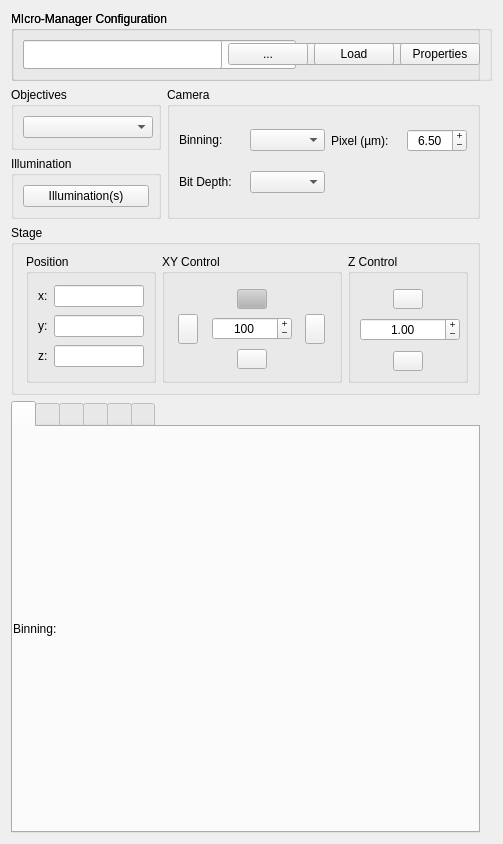
First picture: the form in micromanager_gui/_ui/micromanager_gui.ui, repository fdrgsp/napari-micromanager, before the edit.
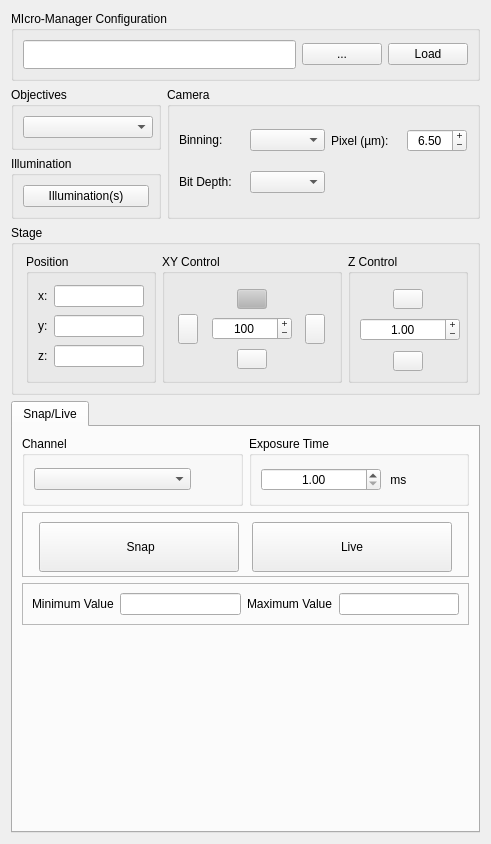
Second picture: the form after the edit.

Commit message: Revert "+ prop browser"

Diff of the .ui file:
```diff
--- a/micromanager_gui/_ui/micromanager_gui.ui
+++ b/micromanager_gui/_ui/micromanager_gui.ui
@@ -736,186 +736,274 @@
      <property name="currentIndex">
       <number>0</number>
      </property>
-     <layout class="QGridLayout" name="gridLayout_6">
+     <widget class="QWidget" name="snap_live_tab">
+      <property name="enabled">
+       <bool>true</bool>
+      </property>
+      <attribute name="title">
+       <string>Snap/Live</string>
+      </attribute>
+      <layout class="QGridLayout" name="gridLayout_13">
+       <item row="1" column="0" colspan="2">
+        <widget class="QFrame" name="frame">
+         <property name="maximumSize">
+          <size>
+           <width>16777215</width>
+           <height>65</height>
+          </size>
+         </property>
+         <property name="frameShape">
+          <enum>QFrame::StyledPanel</enum>
+         </property>
+         <property name="frameShadow">
+          <enum>QFrame::Raised</enum>
+         </property>
+         <layout class="QGridLayout" name="gridLayout_10">
+          <item row="0" column="1">
+           <widget class="QPushButton" name="live_Button">
+            <property name="enabled">
+             <bool>true</bool>
+            </property>
+            <property name="minimumSize">
+             <size>
+              <width>200</width>
+              <height>50</height>
+             </size>
+            </property>
+            <property name="maximumSize">
+             <size>
+              <width>200</width>
+              <height>50</height>
+             </size>
+            </property>
+            <property name="text">
+             <string>Live</string>
+            </property>
+           </widget>
+          </item>
       <item row="0" column="0">
-       <widget class="QLabel" name="label_22">
+           <widget class="QPushButton" name="snap_Button">
+            <property name="enabled">
+             <bool>true</bool>
+            </property>
         <property name="sizePolicy">
-         <sizepolicy hsizetype="Preferred" vsizetype="Fixed">
+             <sizepolicy hsizetype="Minimum" vsizetype="Fixed">
           <horstretch>0</horstretch>
           <verstretch>0</verstretch>
          </sizepolicy>
         </property>
+            <property name="minimumSize">
+             <size>
+              <width>200</width>
+              <height>50</height>
+             </size>
+            </property>
         <property name="maximumSize">
          <size>
-          <width>65</width>
-          <height>16777215</height>
+              <width>200</width>
+              <height>50</height>
          </size>
         </property>
         <property name="text">
-         <string>Binning:</string>
+             <string> Snap</string>
         </property>
        </widget>
       </item>
-      <item row="0" column="1">
-       <widget class="QComboBox" name="bin_comboBox">
+         </layout>
+        </widget>
+       </item>
+       <item row="0" column="0">
+        <widget class="QGroupBox" name="snap_channel_groupBox">
         <property name="enabled">
          <bool>true</bool>
         </property>
-        <property name="sizePolicy">
-         <sizepolicy hsizetype="Expanding" vsizetype="Fixed">
-          <horstretch>0</horstretch>
-          <verstretch>0</verstretch>
-         </sizepolicy>
+         <property name="minimumSize">
+          <size>
+           <width>0</width>
+           <height>70</height>
+          </size>
         </property>
         <property name="maximumSize">
          <size>
-          <width>75</width>
+           <width>16777215</width>
+           <height>70</height>
+          </size>
+         </property>
+         <property name="title">
+          <string>Channel</string>
+         </property>
+         <layout class="QHBoxLayout" name="horizontalLayout_2">
+          <item>
+           <widget class="QComboBox" name="snap_channel_comboBox">
+            <property name="enabled">
+             <bool>true</bool>
+            </property>
+            <property name="maximumSize">
+             <size>
+              <width>16777215</width>
           <height>16777215</height>
          </size>
+            </property>
+           </widget>
+          </item>
+          <item>
+           <spacer name="horizontalSpacer">
+            <property name="orientation">
+             <enum>Qt::Horizontal</enum>
+            </property>
+            <property name="sizeType">
+             <enum>QSizePolicy::Fixed</enum>
+            </property>
+            <property name="sizeHint" stdset="0">
+             <size>
+              <width>40</width>
+              <height>20</height>
+             </size>
+            </property>
+           </spacer>
+          </item>
+         </layout>
+        </widget>
+       </item>
+       <item row="2" column="0" colspan="2">
+        <widget class="QFrame" name="frame_2">
+         <property name="maximumSize">
+          <size>
+           <width>16777215</width>
+           <height>50</height>
+          </size>
+         </property>
+         <property name="frameShape">
+          <enum>QFrame::StyledPanel</enum>
+         </property>
+         <property name="frameShadow">
+          <enum>QFrame::Raised</enum>
+         </property>
+         <layout class="QGridLayout" name="gridLayout_11">
+          <item row="0" column="0">
+           <widget class="QLabel" name="label_18">
+            <property name="enabled">
+             <bool>true</bool>
+            </property>
+            <property name="text">
+             <string>Minimum Value</string>
+            </property>
+           </widget>
+          </item>
+          <item row="0" column="1">
+           <widget class="QLineEdit" name="min_val_lineEdit">
+            <property name="readOnly">
+             <bool>true</bool>
         </property>
        </widget>
       </item>
       <item row="0" column="2">
-       <widget class="QLabel" name="label">
-        <property name="minimumSize">
-         <size>
-          <width>70</width>
-          <height>0</height>
-         </size>
-        </property>
-        <property name="maximumSize">
-         <size>
-          <width>70</width>
-          <height>16777215</height>
-         </size>
-        </property>
+           <widget class="QLabel" name="label_19">
         <property name="text">
-         <string>Pixel (µm):</string>
-        </property>
-       </widget>
-      </item>
-      <item row="1" column="1">
-       <widget class="QComboBox" name="bit_comboBox">
-        <property name="enabled">
-         <bool>true</bool>
-        </property>
-        <property name="sizePolicy">
-         <sizepolicy hsizetype="Expanding" vsizetype="Fixed">
-          <horstretch>0</horstretch>
-          <verstretch>0</verstretch>
-         </sizepolicy>
-        </property>
-        <property name="maximumSize">
-         <size>
-          <width>75</width>
-          <height>16777215</height>
-         </size>
-        </property>
-       </widget>
-      </item>
-      <item row="1" column="0">
-       <widget class="QLabel" name="label_6">
-        <property name="sizePolicy">
-         <sizepolicy hsizetype="Preferred" vsizetype="Fixed">
-          <horstretch>0</horstretch>
-          <verstretch>0</verstretch>
-         </sizepolicy>
-        </property>
-        <property name="maximumSize">
-         <size>
-          <width>65</width>
-          <height>16777215</height>
-         </size>
-        </property>
-        <property name="text">
-         <string>Bit Depth:</string>
+             <string>Maximum Value</string>
         </property>
        </widget>
       </item>
       <item row="0" column="3">
-       <widget class="QDoubleSpinBox" name="px_size_doubleSpinBox">
+           <widget class="QLineEdit" name="max_val_lineEdit">
+            <property name="readOnly">
+             <bool>true</bool>
+            </property>
+           </widget>
+          </item>
+         </layout>
+        </widget>
+       </item>
+       <item row="4" column="0">
+        <spacer name="verticalSpacer">
+         <property name="orientation">
+          <enum>Qt::Vertical</enum>
+         </property>
+         <property name="sizeHint" stdset="0">
+          <size>
+           <width>20</width>
+           <height>40</height>
+          </size>
+         </property>
+        </spacer>
+       </item>
+       <item row="0" column="1">
+        <widget class="QGroupBox" name="exp_groupBox">
+         <property name="enabled">
+          <bool>true</bool>
+         </property>
+         <property name="minimumSize">
+          <size>
+           <width>0</width>
+           <height>70</height>
+          </size>
+         </property>
         <property name="maximumSize">
          <size>
-          <width>60</width>
-          <height>16777215</height>
-         </size>
+           <width>16777215</width>
+           <height>70</height>
+          </size>
+         </property>
+         <property name="title">
+          <string>Exposure Time</string>
+         </property>
+         <layout class="QHBoxLayout" name="horizontalLayout_3">
+          <item>
+           <widget class="QDoubleSpinBox" name="exp_spinBox">
+            <property name="enabled">
+             <bool>true</bool>
         </property>
         <property name="alignment">
          <set>Qt::AlignCenter</set>
         </property>
-        <property name="buttonSymbols">
-         <enum>QAbstractSpinBox::PlusMinus</enum>
-        </property>
         <property name="minimum">
          <double>1.000000000000000</double>
         </property>
-        <property name="value">
-         <double>6.500000000000000</double>
+            <property name="maximum">
+             <double>100000.000000000000000</double>
         </property>
        </widget>
       </item>
-     </layout>
-    </widget>
-   </item>
-   <item row="0" column="0" colspan="3">
-    <widget class="QGroupBox" name="groupBox">
+          <item>
+           <widget class="QLabel" name="label_12">
+            <property name="minimumSize">
+             <size>
+              <width>30</width>
+              <height>0</height>
+             </size>
+            </property>
      <property name="maximumSize">
       <size>
-       <width>16777215</width>
-       <height>70</height>
-      </size>
-     </property>
-     <property name="title">
-      <string>MIcro-Manager Configuration</string>
-     </property>
-     <layout class="QGridLayout" name="gridLayout">
-      <item row="0" column="0">
-       <widget class="QLineEdit" name="cfg_LineEdit">
-        <property name="sizePolicy">
-         <sizepolicy hsizetype="Expanding" vsizetype="Expanding">
-          <horstretch>0</horstretch>
-          <verstretch>0</verstretch>
-         </sizepolicy>
-        </property>
-        <property name="readOnly">
-         <bool>true</bool>
-        </property>
-       </widget>
-      </item>
-      <item row="0" column="1">
-       <widget class="QPushButton" name="browse_cfg_Button">
-        <property name="sizePolicy">
-         <sizepolicy hsizetype="Fixed" vsizetype="Fixed">
-          <horstretch>0</horstretch>
-          <verstretch>0</verstretch>
-         </sizepolicy>
-        </property>
+              <width>30</width>
+              <height>16777215</height>
+             </size>
+            </property>
         <property name="text">
-         <string>...</string>
+             <string> ms</string>
         </property>
        </widget>
       </item>
-      <item row="0" column="2">
-       <widget class="QPushButton" name="load_cfg_Button">
-        <property name="sizePolicy">
-         <sizepolicy hsizetype="Fixed" vsizetype="Fixed">
-          <horstretch>0</horstretch>
-          <verstretch>0</verstretch>
-         </sizepolicy>
-        </property>
-        <property name="text">
-         <string>Load</string>
-        </property>
-       </widget>
-      </item>
-      <item row="0" column="3">
-       <widget class="QPushButton" name="props_Button">
-        <property name="text">
-         <string>Properties</string>
-        </property>
+          <item>
+           <spacer name="horizontalSpacer_2">
+            <property name="orientation">
+             <enum>Qt::Horizontal</enum>
+            </property>
+            <property name="sizeType">
+             <enum>QSizePolicy::Fixed</enum>
+            </property>
+            <property name="sizeHint" stdset="0">
+             <size>
+              <width>40</width>
+              <height>20</height>
+             </size>
+            </property>
+           </spacer>
+          </item>
+         </layout>
        </widget>
       </item>
      </layout>
+     </widget>
     </widget>
    </item>
   </layout>
```
Lines whose indentation alone changed are shown as unchanged. The commit also changes 2 other files.
